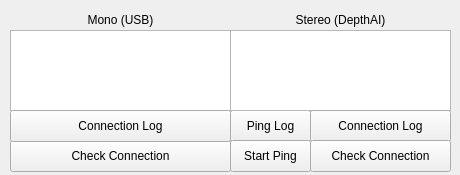
Above: landside/catkin_ws/src/gui/resource/CameraStatusWidget.ui from DukeRobotics/robosub-ros before the change. Below: the same form after it.
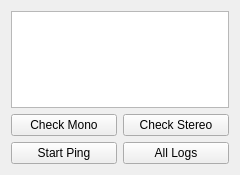
That is the form after the change.

The edit to the form file:
```diff
--- a/landside/catkin_ws/src/gui/resource/CameraStatusWidget.ui
+++ b/landside/catkin_ws/src/gui/resource/CameraStatusWidget.ui
@@ -6,60 +6,40 @@
    <rect>
     <x>0</x>
     <y>0</y>
-    <width>460</width>
+    <width>240</width>
     <height>175</height>
    </rect>
   </property>
+  <property name="sizePolicy">
+   <sizepolicy hsizetype="Minimum" vsizetype="Preferred">
+    <horstretch>0</horstretch>
+    <verstretch>0</verstretch>
+   </sizepolicy>
+  </property>
   <property name="minimumSize">
    <size>
-    <width>460</width>
+    <width>240</width>
     <height>175</height>
    </size>
   </property>
   <property name="maximumSize">
    <size>
-    <width>460</width>
-    <height>175</height>
+    <width>600</width>
+    <height>600</height>
    </size>
   </property>
   <property name="windowTitle">
    <string>Form</string>
   </property>
-  <widget class="QPushButton" name="stereo_ping_log_button">
-   <property name="geometry">
-    <rect>
-     <x>230</x>
-     <y>110</y>
-     <width>81</width>
-     <height>32</height>
-    </rect>
-   </property>
-   <property name="text">
-    <string>Ping Log</string>
-   </property>
-  </widget>
-  <widget class="QPushButton" name="mono_check_connection_button">
-   <property name="geometry">
-    <rect>
-     <x>10</x>
-     <y>140</y>
-     <width>221</width>
-     <height>32</height>
-    </rect>
-   </property>
-   <property name="text">
-    <string>Check Connection</string>
-   </property>
-  </widget>
-  <widget class="QTextEdit" name="stereo_text_area">
-   <property name="geometry">
-    <rect>
-     <x>230</x>
-     <y>30</y>
-     <width>221</width>
-     <height>81</height>
-    </rect>
-   </property>
+  <layout class="QVBoxLayout" name="verticalLayout">
+   <item>
+    <widget class="QTextEdit" name="status_text_area">
+     <property name="sizePolicy">
+      <sizepolicy hsizetype="Expanding" vsizetype="Expanding">
+       <horstretch>0</horstretch>
+       <verstretch>0</verstretch>
+      </sizepolicy>
+     </property>
    <property name="verticalScrollBarPolicy">
     <enum>Qt::ScrollBarAlwaysOff</enum>
    </property>
@@ -67,106 +47,68 @@
     <bool>true</bool>
    </property>
   </widget>
-  <widget class="QTextEdit" name="mono_text_area">
-   <property name="geometry">
-    <rect>
-     <x>10</x>
-     <y>30</y>
-     <width>221</width>
-     <height>81</height>
-    </rect>
-   </property>
-   <property name="verticalScrollBarPolicy">
-    <enum>Qt::ScrollBarAlwaysOff</enum>
-   </property>
-   <property name="readOnly">
-    <bool>true</bool>
-   </property>
-  </widget>
-  <widget class="QLabel" name="label">
-   <property name="geometry">
-    <rect>
-     <x>10</x>
-     <y>10</y>
-     <width>221</width>
-     <height>20</height>
-    </rect>
-   </property>
+   </item>
+   <item>
+    <layout class="QHBoxLayout" name="horizontalLayout">
+     <item>
+      <widget class="QPushButton" name="check_mono_button">
+       <property name="sizePolicy">
+        <sizepolicy hsizetype="Minimum" vsizetype="Fixed">
+         <horstretch>0</horstretch>
+         <verstretch>0</verstretch>
+        </sizepolicy>
+       </property>
    <property name="text">
-    <string>Mono (USB)</string>
-   </property>
-   <property name="alignment">
-    <set>Qt::AlignCenter</set>
-   </property>
-  </widget>
-  <widget class="QLabel" name="label_2">
-   <property name="geometry">
-    <rect>
-     <x>230</x>
-     <y>10</y>
-     <width>221</width>
-     <height>20</height>
-    </rect>
+        <string>Check Mono</string>
+       </property>
+      </widget>
+     </item>
+     <item>
+      <widget class="QPushButton" name="check_stereo_button">
+       <property name="sizePolicy">
+        <sizepolicy hsizetype="Minimum" vsizetype="Fixed">
+         <horstretch>0</horstretch>
+         <verstretch>0</verstretch>
+        </sizepolicy>
    </property>
    <property name="text">
-    <string>Stereo (DepthAI)</string>
-   </property>
-   <property name="alignment">
-    <set>Qt::AlignCenter</set>
-   </property>
-  </widget>
-  <widget class="QPushButton" name="mono_connection_log_button">
-   <property name="geometry">
-    <rect>
-     <x>10</x>
-     <y>110</y>
-     <width>221</width>
-     <height>32</height>
-    </rect>
-   </property>
-   <property name="text">
-    <string>Connection Log</string>
-   </property>
-  </widget>
+        <string>Check Stereo</string>
+       </property>
+      </widget>
+     </item>
+    </layout>
+   </item>
+   <item>
+    <layout class="QHBoxLayout" name="horizontalLayout_2">
+     <item>
   <widget class="QPushButton" name="stereo_ping_button">
-   <property name="geometry">
-    <rect>
-     <x>230</x>
-     <y>140</y>
-     <width>81</width>
-     <height>32</height>
-    </rect>
+       <property name="sizePolicy">
+        <sizepolicy hsizetype="Minimum" vsizetype="Fixed">
+         <horstretch>0</horstretch>
+         <verstretch>0</verstretch>
+        </sizepolicy>
    </property>
    <property name="text">
     <string>Start Ping</string>
    </property>
   </widget>
-  <widget class="QPushButton" name="stereo_connection_log_button">
-   <property name="geometry">
-    <rect>
-     <x>310</x>
-     <y>110</y>
-     <width>141</width>
-     <height>32</height>
-    </rect>
+     </item>
+     <item>
+      <widget class="QPushButton" name="logs_button">
+       <property name="sizePolicy">
+        <sizepolicy hsizetype="Minimum" vsizetype="Fixed">
+         <horstretch>0</horstretch>
+         <verstretch>0</verstretch>
+        </sizepolicy>
    </property>
    <property name="text">
-    <string>Connection Log</string>
-   </property>
-  </widget>
-  <widget class="QPushButton" name="stereo_check_connection_button">
-   <property name="geometry">
-    <rect>
-     <x>310</x>
-     <y>140</y>
-     <width>141</width>
-     <height>32</height>
-    </rect>
-   </property>
-   <property name="text">
-    <string>Check Connection</string>
-   </property>
-  </widget>
+        <string>All Logs</string>
+       </property>
+      </widget>
+     </item>
+    </layout>
+   </item>
+  </layout>
  </widget>
  <resources/>
  <connections/>
```
Left out of the diff: 4 changed lines with no effect on the pictures. Lines whose indentation alone changed are shown as unchanged.
